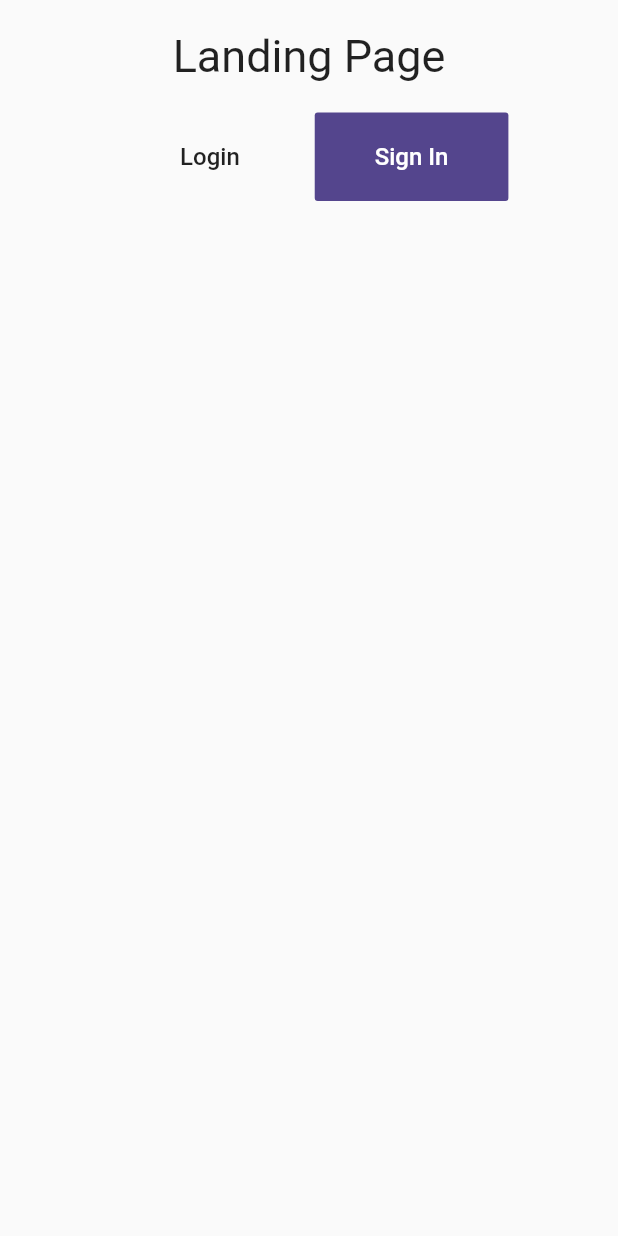
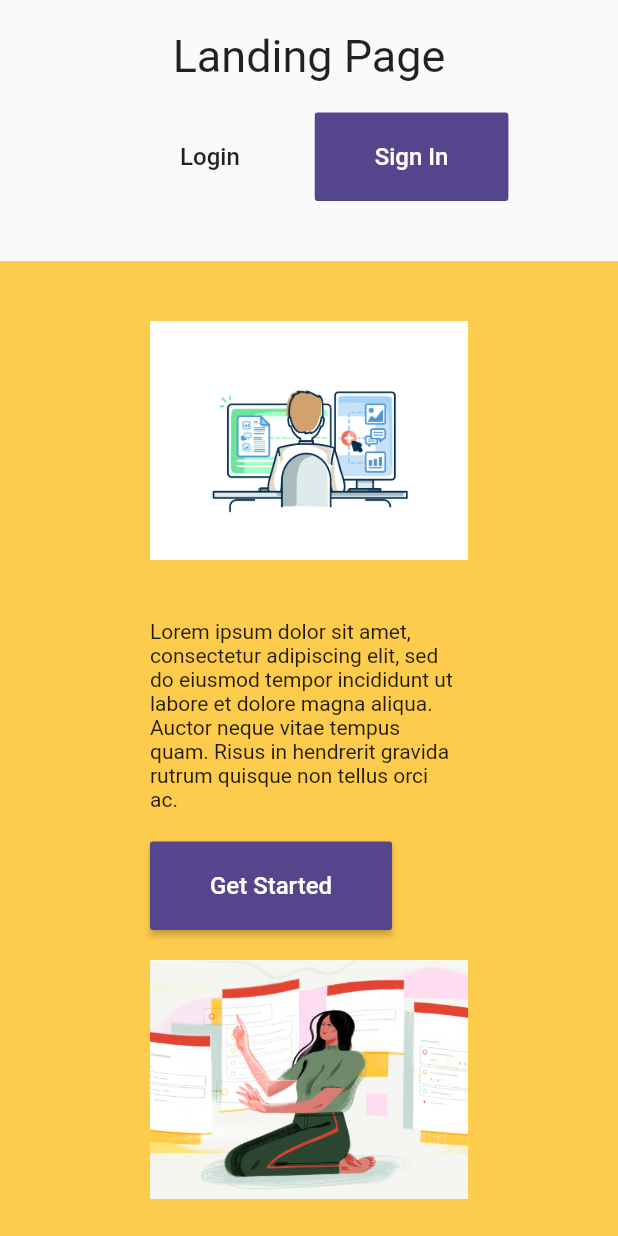
Before and after one commit to Jaival/taskly-internship, a Flutter app: the screen it shows after launch, on a phone screen of 412 x 824 dp. Run offline on Flutter 3.47's test engine with Material 2 defaults, Android fonts, the phone set to English and light mode, and no system bars.

Commit message:
Landing Page Added

```diff
--- a/lib/Screens/Home.dart
+++ b/lib/Screens/Home.dart
@@ -1,5 +1,6 @@
 import 'package:flutter/material.dart';
 
+import '../Widgets/LandingPage/landingPage.dart';
 import '../Widgets/NavBar/navBar.dart';
 
 class MyHomePage extends StatelessWidget {
@@ -11,6 +12,12 @@ class MyHomePage extends StatelessWidget {
           child: Column(
             children: [
               NavBar(),
+              Container(
+                color: Color.fromRGBO(253, 204, 77, 1.0),
+                padding: const EdgeInsets.symmetric(
+                    vertical: 20.0, horizontal: 100.0),
+                child: LandingPage(),
+              ),
             ],
           ),
         ),
--- /dev/null
+++ b/lib/Widgets/LandingPage/landingPage.dart
@@ -0,0 +1,169 @@
+import 'package:flutter/cupertino.dart';
+import 'package:flutter/material.dart';
+
+class LandingPage extends StatelessWidget {
+  List<Widget> pageContainerRow(double width, BuildContext context) {
+    return <Widget>[
+      Column(
+        children: [
+          Row(
+            children: [
+              Container(
+                padding: EdgeInsets.only(right: 10.0),
+                width: width,
+                child: Column(
+                  crossAxisAlignment: CrossAxisAlignment.start,
+                  children: [
+                    Padding(
+                      padding: const EdgeInsets.symmetric(vertical: 20.0),
+                      child: Text(
+                        "Lorem ipsum dolor sit amet, consectetur adipiscing elit, sed do eiusmod tempor incididunt ut labore et dolore magna aliqua. "
+                            "Auctor neque vitae tempus quam. Risus in hendrerit gravida rutrum quisque non tellus orci ac.",
+                        style: Theme.of(context).textTheme.headline6,
+                      ),
+                    ),
+                    RaisedButton(
+                      color: Theme.of(context).primaryColor,
+                      onPressed: () {},
+                      child: Text(
+                        "Get Started",
+                        style: Theme.of(context).textTheme.button,
+                      ),
+                      padding: EdgeInsets.symmetric(
+                          vertical: 20.0, horizontal: 40.0),
+                    )
+                  ],
+                ),
+              ),
+              Padding(
+                padding: const EdgeInsets.symmetric(vertical: 20.0),
+                child: Image.asset(
+                  "assets/images/1.jpg",
+                  width: width,
+                  scale: 1.2,
+                ),
+              ),
+            ],
+          ),
+          Row(
+            children: [
+              Image.asset(
+                "assets/images/2.jpg",
+                width: width,
+                scale: 2.0,
+              ),
+              Container(
+                padding: EdgeInsets.only(left: 30.0),
+                width: width,
+                child: Column(
+                  crossAxisAlignment: CrossAxisAlignment.start,
+                  children: [
+                    Padding(
+                      padding: const EdgeInsets.symmetric(vertical: 20.0),
+                      child: Text(
+                        "Lorem ipsum dolor sit amet, consectetur adipiscing elit, sed do eiusmod tempor incididunt ut labore et dolore magna aliqua. "
+                            "Auctor neque vitae tempus quam. Risus in hendrerit gravida rutrum quisque non tellus orci ac.",
+                        style: Theme.of(context).textTheme.headline6,
+                      ),
+                    ),
+                    RaisedButton(
+                      padding: EdgeInsets.symmetric(
+                          vertical: 20.0, horizontal: 40.0),
+                      color: Theme.of(context).primaryColor,
+                      onPressed: () {},
+                      child: Text(
+                        "Contact Us",
+                        style: Theme.of(context).textTheme.button,
+                      ),
+                    )
+                  ],
+                ),
+              ),
+            ],
+          ),
+        ],
+      ),
+    ];
+  }
+
+  List<Widget> pageContainerColumn(double width, context) {
+    return <Widget>[
+      Padding(
+        padding: const EdgeInsets.symmetric(vertical: 20.0),
+        child: Image.asset(
+          "assets/images/1.jpg",
+          width: width,
+        ),
+      ),
+      Container(
+        padding: EdgeInsets.only(right: 10.0),
+        width: width,
+        child: Column(
+          crossAxisAlignment: CrossAxisAlignment.start,
+          children: [
+            Padding(
+              padding: const EdgeInsets.symmetric(vertical: 20.0),
+              child: Text(
+                  "Lorem ipsum dolor sit amet, consectetur adipiscing elit, sed do eiusmod tempor incididunt ut labore et dolore magna aliqua. "
+                      "Auctor neque vitae tempus quam. Risus in hendrerit gravida rutrum quisque non tellus orci ac."),
+            ),
+            RaisedButton(
+              padding: EdgeInsets.symmetric(vertical: 20.0, horizontal: 40.0),
+              onPressed: () {},
+              color: Theme.of(context).primaryColor,
+              child: Text(
+                "Get Started",
+                style: Theme.of(context).textTheme.button,
+              ),
+            )
+          ],
+        ),
+      ),
+      Padding(
+        padding: const EdgeInsets.symmetric(vertical: 20.0),
+        child: Image.asset(
+          "assets/images/2.jpg",
+          width: width,
+          scale: 2.0,
+        ),
+      ),
+      Container(
+        width: width,
+        child: Column(
+          crossAxisAlignment: CrossAxisAlignment.start,
+          children: [
+            Padding(
+              padding: const EdgeInsets.symmetric(vertical: 20.0),
+              child: Text(
+                  "Lorem ipsum dolor sit amet, consectetur adipiscing elit, sed do eiusmod tempor incididunt ut labore et dolore magna aliqua. "
+                      "Auctor neque vitae tempus quam. Risus in hendrerit gravida rutrum quisque non tellus orci ac."),
+            ),
+            RaisedButton(
+              padding: EdgeInsets.symmetric(vertical: 20.0, horizontal: 40.0),
+              color: Theme.of(context).primaryColor,
+              onPressed: () {},
+              child: Text(
+                "Contact Us",
+                style: Theme.of(context).textTheme.button,
+              ),
+            )
+          ],
+        ),
+      ),
+    ];
+  }
+
+  @override
+  Widget build(BuildContext context) {
+    return LayoutBuilder(builder: (context, constrains) {
+      if (constrains.maxWidth > 800) {
+        return Row(
+            mainAxisAlignment: MainAxisAlignment.center,
+            children: pageContainerRow(constrains.biggest.width / 2, context));
+      } else {
+        return Column(
+            children: pageContainerColumn(constrains.biggest.width, context));
+      }
+    });
+  }
+}
```
